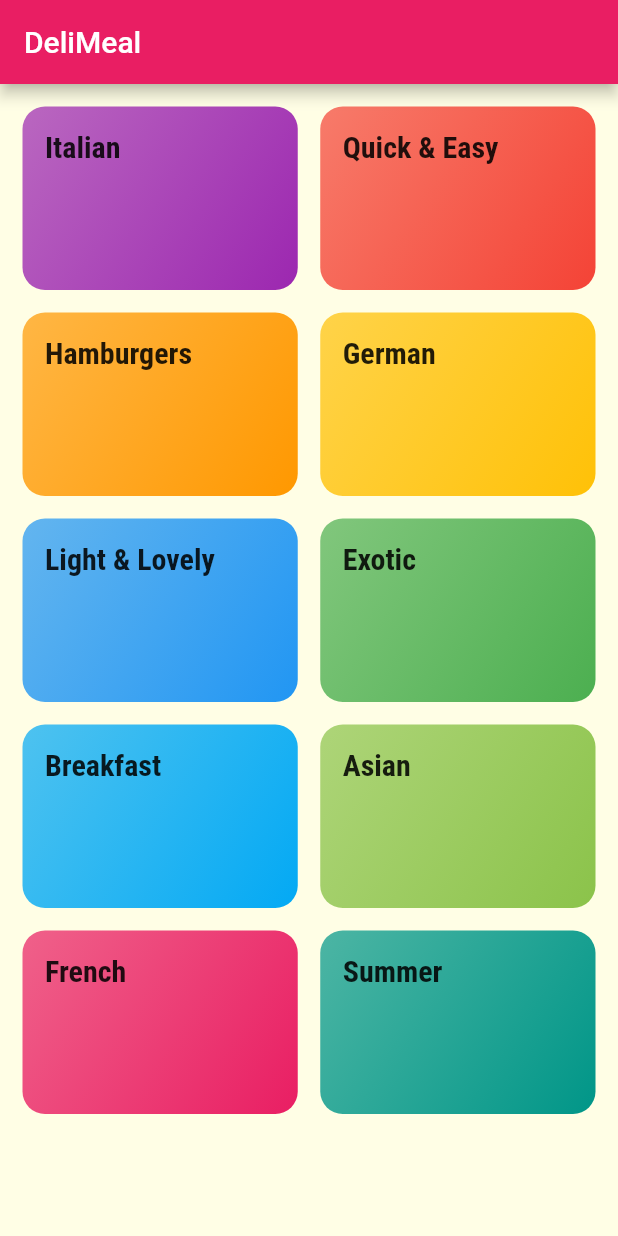
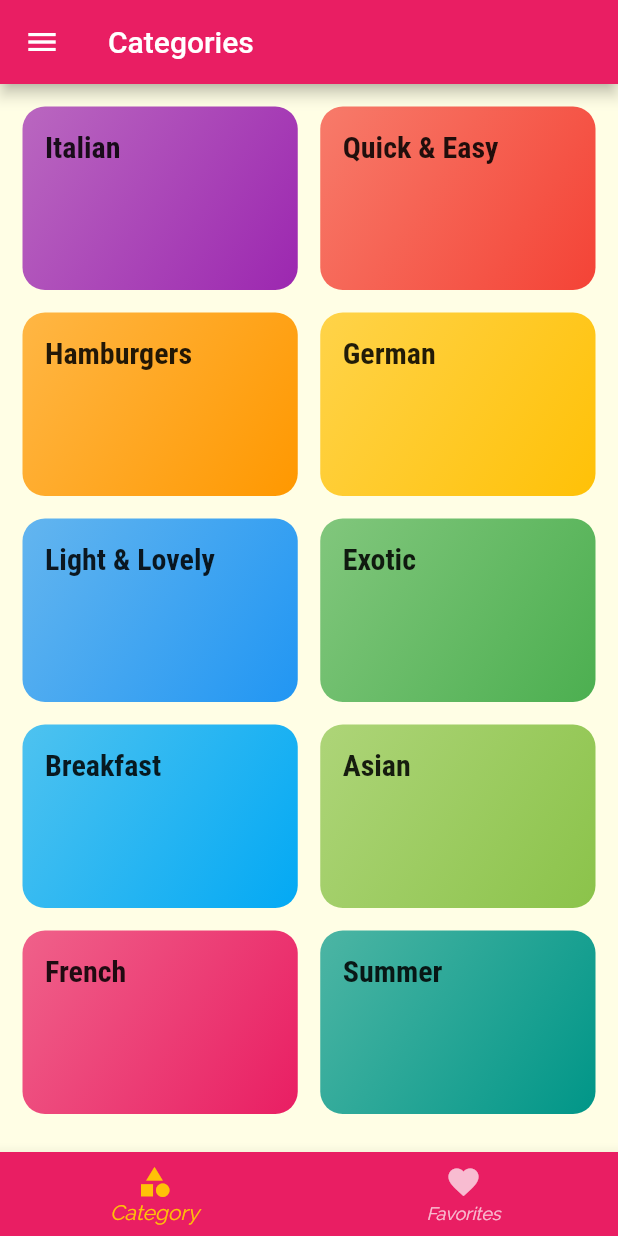
Before and after one commit to imsaravana369/MealsApp, a Flutter app: the screen it shows after launch, on a phone screen of 412 x 824 dp. Run offline on Flutter 3.47's test engine with Material 2 defaults, Android fonts, the phone set to English and light mode, and no system bars.

Commit message:
changed UI,added contents

```diff
--- a/lib/main.dart
+++ b/lib/main.dart
@@ -1,6 +1,9 @@
 import 'package:flutter/material.dart';
-import './categories_home_screen.dart';
-import './meals_screen.dart';
+import 'package:mealsapp/screens/filters_screen.dart';
+import 'package:mealsapp/screens/meals_info_screen.dart';
+import 'package:mealsapp/screens/tabs_screen.dart';
+import 'screens/categories_home_screen.dart';
+import 'screens/meals_screen.dart';
 
 void main() {
   runApp(MyApp());
@@ -16,11 +19,15 @@ class MyApp extends StatelessWidget {
         accentColor: Colors.amber,
         canvasColor: Color.fromRGBO(255, 254 ,229, 1),
         textTheme: ThemeData.light().textTheme.copyWith(
+
           bodyText1: TextStyle(
-            color: Color.fromRGBO(20, 51, 51, 1)
+              fontFamily: 'Raleway',
+              color: Color.fromRGBO(20, 51, 51, 1)
           ),
             bodyText2: TextStyle(
-            color: Color.fromRGBO(20, 51, 51, 1)
+                fontFamily: 'Raleway',
+                fontStyle: FontStyle.italic,
+                color: Color.fromRGBO(20, 51, 51, 1)
         ),
           headline6: TextStyle(
             fontFamily: 'RobotoCondensed',
@@ -28,10 +35,11 @@ class MyApp extends StatelessWidget {
           )
         )
       ),
-      home: CategoriesHomeScreen(),
       routes: {
-         /* '/' : (ctx) => CategoriesHomeScreen()  // we then don't need 'home' */
+        Navigator.defaultRouteName : (ctx) => TabsScreen(),
         MealsScreen.routeName : (ctx) => MealsScreen(),
+        MealsInfoScreen.routeName : (ctx) => MealsInfoScreen(),
+        FiltersScreen.routeName : (ctx) => FiltersScreen(),
       },
     );
   }
--- a/lib/categories_home_screen.dart
+++ b/lib/screens/categories_home_screen.dart
@@ -1,13 +1,11 @@
 import 'package:flutter/material.dart';
-import 'package:mealsapp/category_item.dart';
+import 'file:///C:/Users/Saravana/AndroidStudioProjects/meals_app/lib/widgets/category_item.dart';
 import 'package:mealsapp/dummy_data.dart';
 
 class CategoriesHomeScreen extends StatelessWidget {
   @override
   Widget build(BuildContext context) {
-    return Scaffold(
-      appBar: AppBar(title: const Text("DeliMeal"),),
-      body: GridView(
+    return GridView(
         padding: const EdgeInsets.all(15),
         children: DUMMY_CATEGORIES.map((category) => CategoryItem(category) ).toList(),
 
@@ -17,7 +15,6 @@ class CategoriesHomeScreen extends StatelessWidget {
           crossAxisSpacing: 15,
           mainAxisSpacing: 15,
         ),
-      ),
 
     );
   }
--- /dev/null
+++ b/lib/screens/favorites_screen.dart
@@ -0,0 +1,8 @@
+import 'package:flutter/material.dart';
+
+class FavoritesScreen extends StatelessWidget {
+  @override
+  Widget build(BuildContext context) {
+    return Center(child:Text("Favorites screen"));
+  }
+}
--- /dev/null
+++ b/lib/screens/tabs_screen.dart
@@ -0,0 +1,87 @@
+import 'package:flutter/material.dart';
+import 'categories_home_screen.dart';
+import 'favorites_screen.dart';
+import '../widgets/main_drawer.dart';
+
+class TabsScreen extends StatefulWidget {
+  @override
+  _TabsScreenState createState() => _TabsScreenState();
+}
+
+class _TabsScreenState extends State<TabsScreen> {
+  List<Map<String,Object>> _pages = [{
+    'page':CategoriesHomeScreen(),
+    'title' : 'Categories',
+    },
+    {
+      'page': FavoritesScreen(),
+      'title': 'Your Favorites'
+    }
+    ];
+
+  int _selectedPageIndex = 0;
+  void _selectPage(int index){
+    setState(() {
+       _selectedPageIndex=index;
+    });
+  }
+  @override
+  Widget build(BuildContext context) {
+    return Scaffold(
+      appBar: AppBar(
+        title: Text(
+            _pages[_selectedPageIndex]['title']
+        ),
+      ),
+      body: _pages[_selectedPageIndex]['page'],
+      drawer: MainDrawer(),
+      bottomNavigationBar: BottomNavigationBar(
+        onTap: _selectPage,
+        currentIndex: _selectedPageIndex,
+        backgroundColor: Theme.of(context).primaryColor,
+        selectedItemColor: Theme.of(context).accentColor,
+        unselectedItemColor: Colors.white70,
+        items: [
+          BottomNavigationBarItem(
+            icon: Icon(Icons.category),
+            title: Text('Category'),
+          ),
+          BottomNavigationBarItem(
+            icon: Icon(Icons.favorite),
+            title: Text('Favorites'),
+          ),
+        ],
+      ),
+    );
+  }
+}
+
+/*
+
+//Tab bar
+
+@override
+Widget build(BuildContext context) {
+    return DefaultTabController(
+      length: 2,
+      child: Scaffold(
+        appBar: AppBar(
+          title : Text("Meals",) ,
+          leading: Icon(Icons.restaurant_menu),
+          bottom: TabBar(
+            tabs: [
+              Tab(icon: Icon(Icons.category),text: 'Category',),
+              Tab(icon: Icon(Icons.favorite), text: 'Favorites'),
+            ],
+          ),
+        ),
+        body: TabBarView(
+          children: [
+            CategoriesHomeScreen(),
+            FavoritesScreen(),
+          ],
+        ),
+      ),
+    );
+  }
+ */
--- a/lib/category_item.dart
+++ b/lib/widgets/category_item.dart
@@ -1,5 +1,5 @@
 import 'package:flutter/material.dart';
-import 'package:mealsapp/meals_screen.dart';
+import 'file:///C:/Users/Saravana/AndroidStudioProjects/meals_app/lib/screens/meals_screen.dart';
 import 'package:mealsapp/models/category.dart';
 
 class CategoryItem extends StatelessWidget {
@@ -19,7 +19,7 @@ class CategoryItem extends StatelessWidget {
     return InkWell(
       onTap: () => moveToMealsScreen(context),
       splashColor: Theme.of(context).primaryColor,
-        borderRadius: BorderRadius.circular(15), //set same borderRadius as that of parent
+        borderRadius: BorderRadius.circular(15), //set same borderRadius as that of parent, otherwise splashing effect is abnormal
         child:Container(
       padding: const EdgeInsets.all(15),
       child:
```
Also changed, not shown: lib/meals_screen.dart (deleted, +0 -27 lines), lib/screens/filters_screen.dart (added, +19 -0 lines), lib/screens/meals_info_screen.dart (added, +98 -0 lines), lib/screens/meals_screen.dart (added, +54 -0 lines), lib/widgets/MealItem.dart (added, +131 -0 lines), lib/widgets/main_drawer.dart (added, +46 -0 lines).
